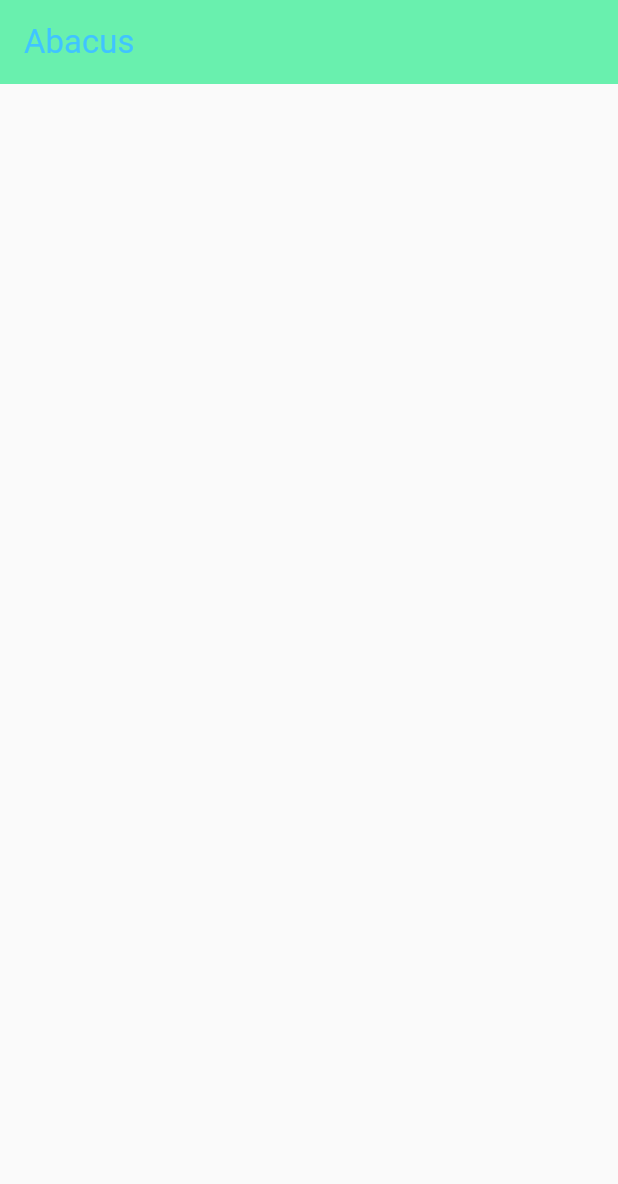
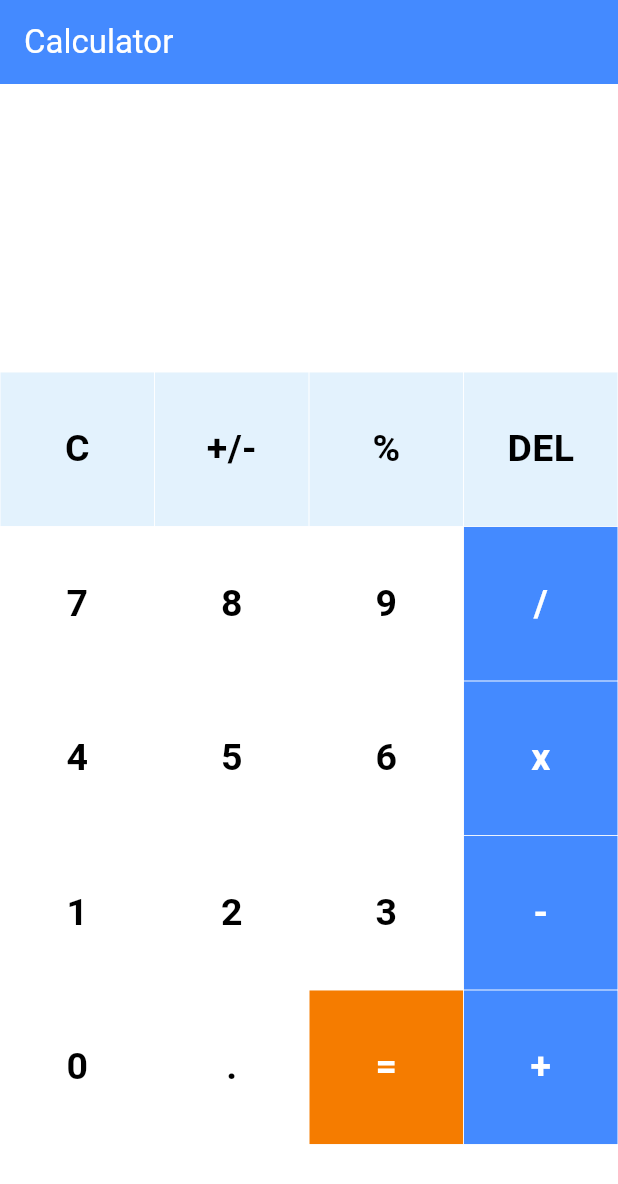
Before and after one commit to studTon/abacus_calc, a Flutter app: the screen it shows after launch, on a phone screen of 412 x 824 dp. Shown: the top 1184 px of the screen. Run offline on Flutter 3.47's test engine with Material 3 defaults, Android fonts, the phone set to English and light mode, and no system bars; our stand-ins replace math_expressions.

Commit message:
Fixed code by Agent

```diff
--- a/lib/buttons.dart
+++ b/lib/buttons.dart
@@ -0,0 +1,43 @@
+import 'package:flutter/material.dart';
+
+class MyButton extends StatelessWidget {
+  // declaring variables
+  final Color? color;
+  final Color? textColor;
+  final String buttonText;
+  final VoidCallback? buttontapped;
+
+  // constructor
+  const MyButton(
+      {Key? key,
+      this.color,
+      this.textColor,
+      required this.buttonText,
+      this.buttontapped}) : super(key: key);
+
+  @override
+  Widget build(BuildContext context) {
+    return GestureDetector(
+      onTap: buttontapped,
+      child: Padding(
+        padding: const EdgeInsets.all(0.2),
+        child: ClipRRect(
+          //borderRadius: BorderRadius.circular(25),
+          child: Container(
+            color: color,
+            child: Center(
+              child: Text(
+                buttonText,
+                style: TextStyle(
+                  color: textColor,
+                  fontSize: 25,
+                  fontWeight: FontWeight.bold,
+                ),
+              ),
+            ),
+          ),
+        ),
+      ),
+    );
+  }
+}
--- a/lib/main.dart
+++ b/lib/main.dart
@@ -2,84 +2,111 @@
 import 'package:math_expressions/math_expressions.dart';
 
 void main() {
-  runApp(MyApp());
+  runApp(const MyApp());
 }
 
 class MyApp extends StatelessWidget {
+  const MyApp({Key? key}) : super(key: key);
+
   @override
   Widget build(BuildContext context) {
     return MaterialApp(
       debugShowCheckedModeBanner: false,
-      home: const MyHomePage(title: 'Abacus'),
-    );
+      home: const HomePage(),
+    ); // MaterialApp
   }
 }
 
-class MyHomePage extends StatefulWidget {
-  const MyHomePage({super.key, required String title});
+class HomePage extends StatefulWidget {
+  const HomePage({Key? key}) : super(key: key);
 
   @override
-  State<MyHomePage> createState() => _MyHomePageState();
+  _HomePageState createState() => _HomePageState();
 }
 
-class _MyHomePageState extends State<MyHomePage> {
+class _HomePageState extends State<HomePage> {
   var userInput = '';
   var answer = '';
 
+  // Array of button
   final List<String> buttons = [
-    'C', '+/-', '%', 'DEL',
-    '7', '8', '9', '/',
-    '4', '5', '6', 'x',
-    '1', '2', '3', '-',
-    '0', '.', '=', '+',
+    'C',
+    '+/-',
+    '%',
+    'DEL',
+    '7',
+    '8',
+    '9',
+    '/',
+    '4',
+    '5',
+    '6',
+    'x',
+    '1',
+    '2',
+    '3',
+    '-',
+    '0',
+    '.',
+    '=',
+    '+',
   ];
 
   @override
   Widget build(BuildContext context) {
     return Scaffold(
       appBar: AppBar(
-        backgroundColor: Colors.greenAccent,
-        foregroundColor: Colors.lightBlueAccent,
-        title: Text("Abacus"),
-      ),
-      backgroundColor: Colors.grey[50],
+        title: const Text("Calculator"),
+        backgroundColor: Colors.blueAccent,
+        foregroundColor: Colors.white,
+      ), //AppBar
+      backgroundColor: Colors.white38,
       body: Column(
         children: <Widget>[
           Expanded(
+            child: Container(
               child: Column(
                   mainAxisAlignment: MainAxisAlignment.spaceEvenly,
                   children: <Widget>[
                     Container(
                       padding: EdgeInsets.all(20),
                       alignment: Alignment.centerRight,
+                      child: SingleChildScrollView(
+                        scrollDirection: Axis.horizontal,
                         child: Text(
                           userInput,
-                    style: TextStyle(fontSize: 18, color: Colors.black87),
+                          style: TextStyle(fontSize: 18, color: Colors.white),
+                        ),
                       ),
                     ),
                     Container(
                       padding: EdgeInsets.all(15),
                       alignment: Alignment.centerRight,
+                      child: SingleChildScrollView(
+                        scrollDirection: Axis.horizontal,
                         child: Text(
                           answer,
                           style: TextStyle(
                               fontSize: 30,
                               color: Colors.white,
-                      fontWeight: FontWeight.bold,
+                              fontWeight: FontWeight.bold),
                         ),
                       ),
-                ),
-              ],
+                    )
+                  ]),
             ),
           ),
           Expanded(
             flex: 3,
+            child: Container(
               child: GridView.builder(
                   itemCount: buttons.length,
-              gridDelegate: SliverGridDelegateWithFixedCrossAxisCount(crossAxisCount: 4),
+                  gridDelegate: SliverGridDelegateWithFixedCrossAxisCount(
+                      crossAxisCount: 4),
                   itemBuilder: (BuildContext context, int index) {
+                    // Clear Button
                     if (index == 0) {
-                  return _MyButton(
+                      return MyButton(
                         buttontapped: () {
                           setState(() {
                             userInput = '';
@@ -87,12 +114,89 @@
                           });
                         },
                         buttonText: buttons[index],
-                    color: Colors.blueGrey[600],
-                    textColor: Colors.white70,
+                        color: Colors.blue[50],
+                        textColor: Colors.black,
                       );
                     }
-                return Container();
+
+                    // +/- button
+                    else if (index == 1) {
+                      return MyButton(
+                        buttonText: buttons[index],
+                        buttontapped: () {
+                          setState(() {
+                            if (userInput.startsWith('-')) {
+                              userInput = userInput.substring(1);
+                            } else {
+                              userInput = '-' + userInput;
+                            }
+                          });
                         },
+                        color: Colors.blue[50],
+                        textColor: Colors.black,
+                      );
+                    }
+                    // % Button
+                    else if (index == 2) {
+                      return MyButton(
+                        buttontapped: () {
+                          setState(() {
+                            userInput += buttons[index];
+                          });
+                        },
+                        buttonText: buttons[index],
+                        color: Colors.blue[50],
+                        textColor: Colors.black,
+                      );
+                    }
+                    // Delete Button
+                    else if (index == 3) {
+                      return MyButton(
+                        buttontapped: () {
+                          setState(() {
+                            if (userInput.isNotEmpty) {
+                              userInput =
+                                  userInput.substring(0, userInput.length - 1);
+                            }
+                          });
+                        },
+                        buttonText: buttons[index],
+                        color: Colors.blue[50],
+                        textColor: Colors.black,
+                      );
+                    }
+                    // Equal_to Button
+                    else if (index == 18) {
+                      return MyButton(
+                        buttontapped: () {
+                          setState(() {
+                            equalPressed();
+                          });
+                        },
+                        buttonText: buttons[index],
+                        color: Colors.orange[700],
+                        textColor: Colors.white,
+                      );
+                    }
+
+                    //  other buttons
+                    else {
+                      return MyButton(
+                        buttontapped: () {
+                          setState(() {
+                            userInput += buttons[index];
+                          });
+                        },
+                        buttonText: buttons[index],
+                        color: isOperator(buttons[index])
+                            ? Colors.blueAccent
+                            : Colors.white,
+                        textColor: isOperator(buttons[index])
+                            ? Colors.white
+                            : Colors.black,
+                      );
+                    }
+                  }), // GridView.builder
             ),
           ),
         ],
@@ -100,8 +204,75 @@
     );
   }
 
-  // ignore: non_constant_identifier_names
-  Widget _MyButton({required Function() buttontapped, required String buttonText, Color? color, required Color textColor}) {
-    return Container();
+  bool isOperator(String x) {
+    if (x == '/' || x == 'x' || x == '-' || x == '+' || x == '=') {
+      return true;
+    }
+    return false;
+  }
+
+// function to calculate the input operation
+  void equalPressed() {
+    String finaluserinput = userInput;
+    finaluserinput = userInput.replaceAll('x', '*');
+
+    try {
+      Parser p = Parser();
+      Expression exp = p.parse(finaluserinput);
+      ContextModel cm = ContextModel();
+      double eval = exp.evaluate(EvaluationType.REAL, cm);
+
+      // Remove decimal point if result is an integer
+      if (eval % 1 == 0) {
+        answer = eval.toInt().toString();
+      } else {
+        answer = eval.toString();
+      }
+    } catch (e) {
+      answer = "Error";
     }
   }
+}
+
+// creating Stateless Widget for buttons
+class MyButton extends StatelessWidget {
+  // declaring variables
+  final Color? color;
+  final Color? textColor;
+  final String buttonText;
+  final VoidCallback? buttontapped;
+
+  //Constructor
+  const MyButton(
+      {Key? key,
+      this.color,
+      this.textColor,
+      required this.buttonText,
+      this.buttontapped}) : super(key: key);
+
+  @override
+  Widget build(BuildContext context) {
+    return GestureDetector(
+      onTap: buttontapped,
+      child: Padding(
+        padding: const EdgeInsets.all(0.2),
+        child: ClipRRect(
+          // borderRadius: BorderRadius.circular(25),
+          child: Container(
+            color: color,
+            child: Center(
+              child: Text(
+                buttonText,
+                style: TextStyle(
+                  color: textColor,
+                  fontSize: 25,
+                  fontWeight: FontWeight.bold,
+                ),
+              ),
+            ),
+          ),
+        ),
+      ),
+    );
+  }
+}
```
Lines whose indentation alone changed are shown as unchanged.
